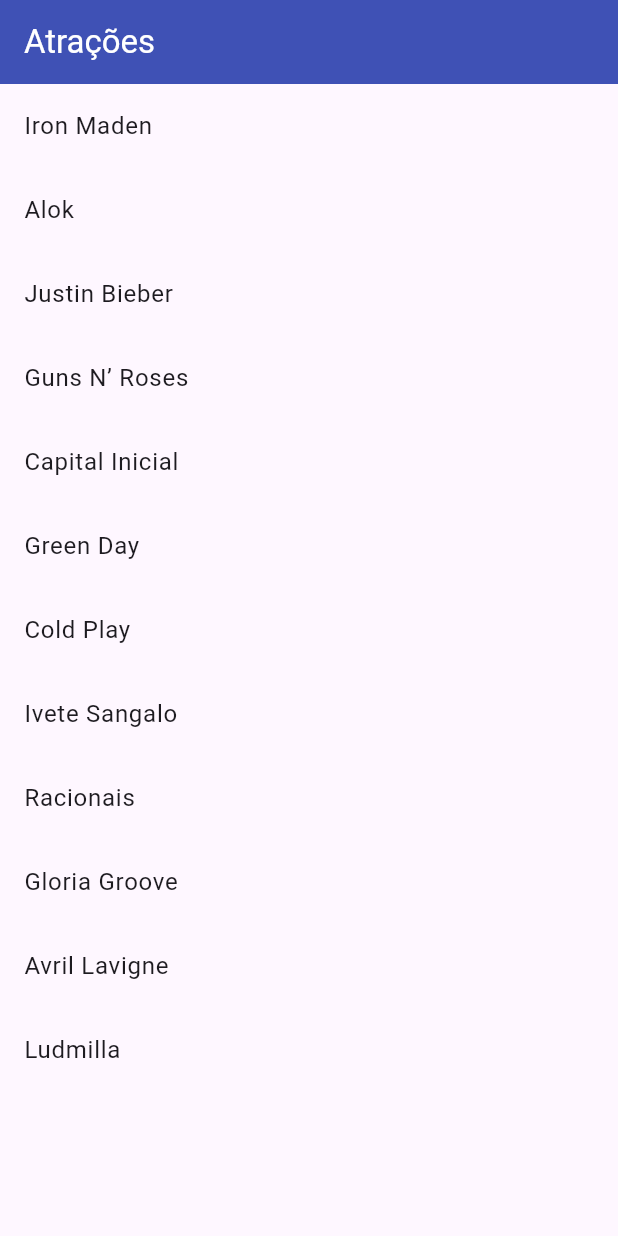
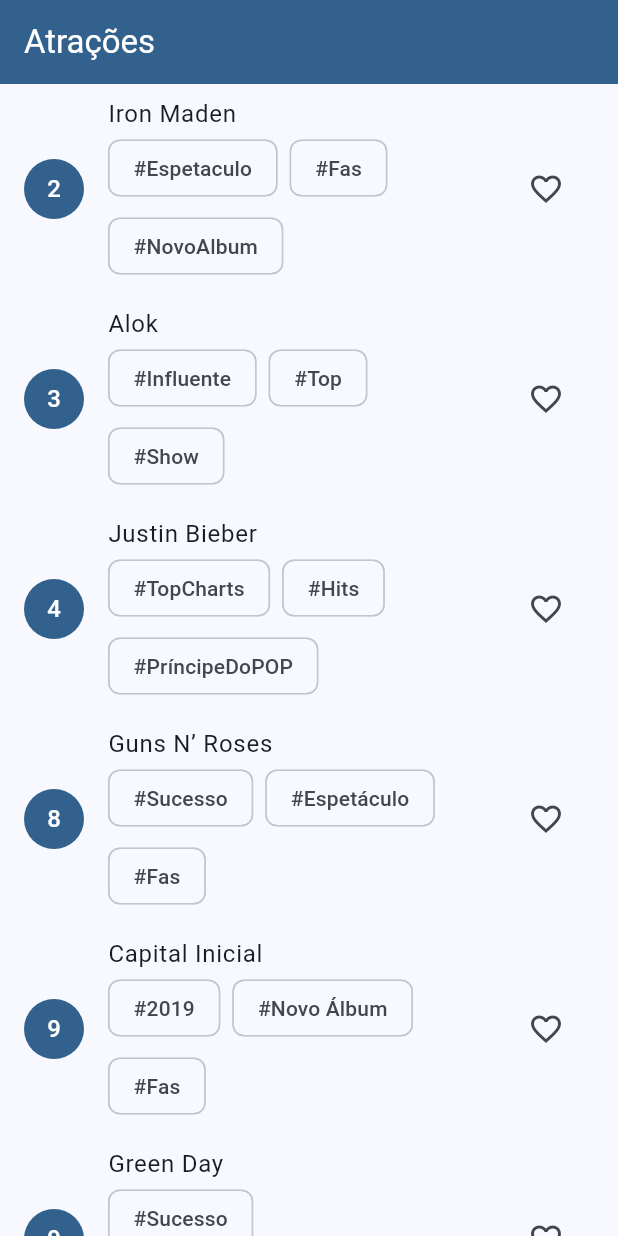
Before and after one commit to michaelgmcosta/rock-in-rio, a Flutter app: the screen it shows after launch, on a phone screen of 412 x 824 dp. Run offline on Flutter 3.47's test engine with Material 3 defaults, Android fonts, the phone set to English and light mode, and no system bars.

Commit message:
change color and setState iconButton

```diff
--- a/analysis_options.yaml
+++ b/analysis_options.yaml
@@ -24,6 +24,5 @@ linter:
     # avoid_print: false  # Uncomment to disable the `avoid_print` rule
     # prefer_single_quotes: true  # Uncomment to enable the `prefer_single_quotes` rule
     - use_super_parameters
-
 # Additional information about this file can be found at
 # https://dart.dev/guides/language/analysis-options
--- a/lib/main.dart
+++ b/lib/main.dart
@@ -11,7 +11,13 @@ class RockInRio extends StatelessWidget {
   Widget build(BuildContext context) {
     return MaterialApp(
       title: 'Rock in Rio',
-      theme: ThemeData(appBarTheme: const AppBarTheme(color: Colors.indigo)),
+      theme: ThemeData(
+        useMaterial3: true,
+        colorScheme: ColorScheme.fromSeed(
+            seedColor: const Color.fromRGBO(13, 116, 185, 1),
+            brightness: Brightness.light,
+            secondary: Colors.white),
+      ),
       debugShowCheckedModeBanner: false,
       home: const HomePage(),
     );
@@ -26,20 +32,83 @@ class HomePage extends StatefulWidget {
 }
 
 class _HomePageState extends State<HomePage> {
+  final List<Atracao> listFavorites = [];
+
   @override
   Widget build(BuildContext context) {
     return Scaffold(
       appBar: AppBar(
-        title: const Text(
+        title: Text(
           'Atrações',
-          style: TextStyle(color: Colors.white),
+          style: TextStyle(color: Theme.of(context).colorScheme.secondary),
         ),
+        backgroundColor: Theme.of(context).colorScheme.primary,
       ),
       body: ListView.builder(
           itemCount: listAtracoes.length,
           itemBuilder: (context, index) {
-            return ListTile(title: Text(listAtracoes[index].nome));
+            final isFavorite = listFavorites.contains(listAtracoes[index]);
+
+            return ListTile(
+              onTap: () {
+                Navigator.push(
+                    context,
+                    MaterialPageRoute(
+                        builder: (context) =>
+                            AtracaoPage(atracao: listAtracoes[index])));
+              },
+              title: Text(listAtracoes[index].nome),
+              subtitle: Wrap(
+                spacing: 8,
+                runSpacing: 4,
+                children: listAtracoes[index]
+                    .tags
+                    .map((tag) => Chip(label: Text('#$tag')))
+                    .toList(),
+              ),
+              leading: CircleAvatar(
+                backgroundColor: Theme.of(context).colorScheme.primary,
+                child: Text(
+                  '${listAtracoes[index].dia}',
+                  style:
+                      TextStyle(color: Theme.of(context).colorScheme.secondary),
+                ),
+              ),
+              trailing: IconButton(
+                onPressed: () {
+                  setState(() {
+                    isFavorite
+                        ? listFavorites.remove(listAtracoes[index])
+                        : listFavorites.add(listAtracoes[index]);
+                  });
+                },
+                icon: isFavorite
+                    ? const Icon(
+                        Icons.favorite,
+                        color: Colors.red,
+                      )
+                    : const Icon(Icons.favorite_border),
+              ),
+            );
           }),
+    );
+  }
+}
+
+class AtracaoPage extends StatelessWidget {
+  final Atracao atracao;
+  const AtracaoPage({super.key, required this.atracao});
+
+  @override
+  Widget build(BuildContext context) {
+    return Scaffold(
+      appBar: AppBar(
+        title: Text(atracao.nome),
+      ),
+      body: const Padding(
+        padding: EdgeInsets.all(16),
+        child: Placeholder(),
+      ),
     );
   }
 }
```
